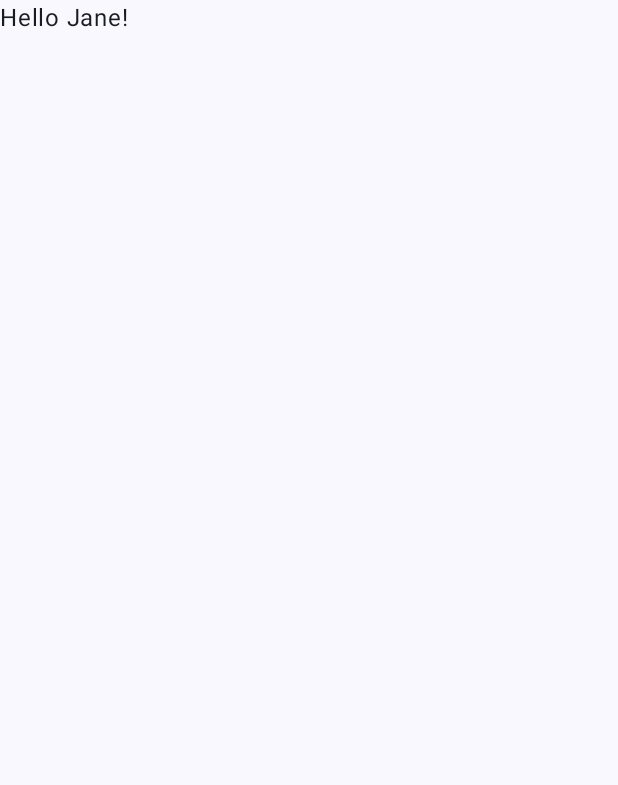
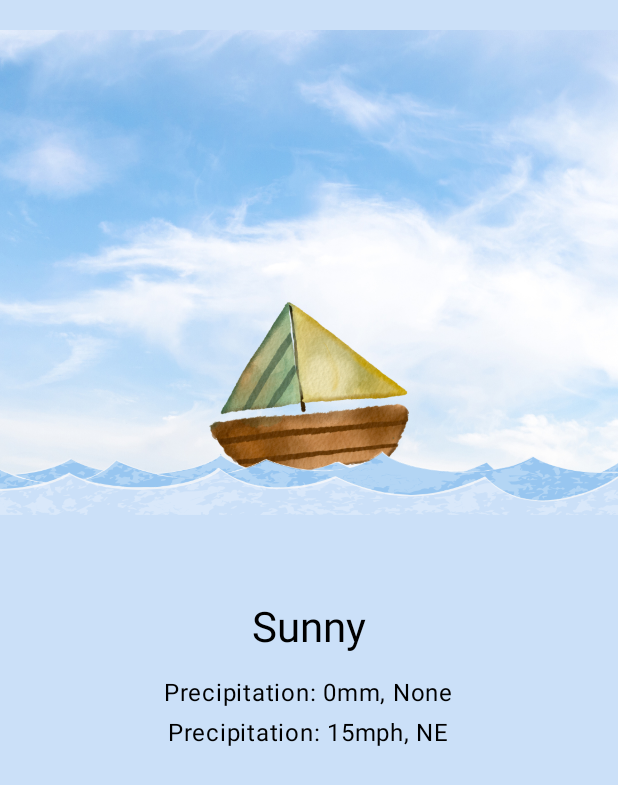
Before and after one commit to LadyJane1114/RedSky, an Android app built with Jetpack Compose: the screen it shows after launch (MainActivity), on a phone screen of 412 x 824 dp. Before the commit the part shown is almost empty. Shown: the top 785 px of the screen. Run offline under Robolectric (Android 15) with nearby library versions, the phone set to English and light mode, and no system bars.

Commit message:
Started on the CurrentWeather screen, but need to add more detail, and would like to add a feature that allows the app to read the time of day to make the backgrounds more dynamic. If that is within the scope of the project.

```diff
--- a/app/src/main/java/com/example/redsky/MainActivity.kt
+++ b/app/src/main/java/com/example/redsky/MainActivity.kt
@@ -1,39 +1,48 @@
 package com.example.redsky
 
+import android.os.Build
 import android.os.Bundle
 import androidx.activity.ComponentActivity
 import androidx.activity.compose.setContent
 import androidx.activity.enableEdgeToEdge
-import androidx.compose.foundation.layout.fillMaxSize
-import androidx.compose.foundation.layout.padding
-import androidx.compose.material3.Scaffold
+
+import androidx.compose.material3.MaterialTheme
 import androidx.compose.material3.Text
 import androidx.compose.runtime.Composable
 import androidx.compose.ui.Modifier
-import androidx.compose.ui.tooling.preview.Preview
+import com.example.redsky.models.Current
+import com.example.redsky.ui.screens.CurrentWeather
 import com.example.redsky.ui.theme.RedSkyTheme
 
 class MainActivity : ComponentActivity() {
     override fun onCreate(savedInstanceState: Bundle?) {
         super.onCreate(savedInstanceState)
         enableEdgeToEdge()
+//need to add some sort of way for the app to tell what time of day it is if I want to include my nighttime backgrounds. Also need to include some snow backgrounds because I forgot!! oopsie
+        val sampleCurrent = Current(
+            weatherImageRes = R.drawable.afternoon_sunny,
+            condition = "Sunny",
+//            temperature = Temperature(current = 25),
+            precipitationAmount = 0,
+            precipitationType = "None",
+            windDirection = "NE",
+            windSpeed = 15
+//            weatherImageRes = R.drawable.day_rain,
+//            condition = "Rainy",
+////            temperature = Temperature(current = 25),
+//            precipitationAmount = 100,
+//            precipitationType = "Rain",
+//            windDirection = "NW",
+//            windSpeed = 20
+        )
+
         setContent {
             RedSkyTheme {
-                Scaffold(modifier = Modifier.fillMaxSize()) { innerPadding ->
-                    Greeting(
-                        name = "Jane",
-                        modifier = Modifier.padding(innerPadding)
-                    )
+                MaterialTheme {
+                    CurrentWeather(current = sampleCurrent)
                 }
+
             }
         }
     }
 }
-
-@Composable
-fun Greeting(name: String, modifier: Modifier = Modifier) {
-    Text(
-        text = "Hello $name!",
-        modifier = modifier
-    )
-}
--- a/app/src/main/java/com/example/redsky/models/Weather.kt
+++ b/app/src/main/java/com/example/redsky/models/Weather.kt
@@ -1,6 +1,8 @@
 package com.example.redsky.models
 
 import android.health.connect.datatypes.units.Temperature
+import androidx.annotation.DrawableRes
+import com.example.redsky.MainActivity
 
 data class Weather (
     val current: Current,
@@ -8,9 +10,9 @@ data class Weather (
 )
 
 data class Current (
-    val weatherImage: String,
+    @DrawableRes val weatherImageRes: Int,
     val condition: String,
-    val temperature: Temperature,
+//    val temperature: MainActivity.Temperature,
     val precipitationAmount: Int,
     val precipitationType: String,
     val windDirection: String,
@@ -19,9 +21,9 @@ data class Current (
 
 data class Forecast (
     val date: String,
-    val weatherImage: String,
-    val temperatureHigh: Temperature,
-    val temperatureLow: Temperature,
+    @DrawableRes val weatherImageRes: Int,
+//    val temperatureHigh: Temperature,
+//    val temperatureLow: Temperature,
     val condition: String,
     val precipitationAmount: Int,
     val precipitationType: String,
--- a/app/src/main/java/com/example/redsky/ui/screens/CurrentWeather.kt
+++ b/app/src/main/java/com/example/redsky/ui/screens/CurrentWeather.kt
@@ -1 +1,91 @@
 package com.example.redsky.ui.screens
+
+import android.R
+import androidx.compose.foundation.Image
+import androidx.compose.foundation.background
+import androidx.compose.foundation.layout.Box
+import androidx.compose.foundation.layout.Column
+import androidx.compose.foundation.layout.Spacer
+import androidx.compose.foundation.layout.fillMaxSize
+import androidx.compose.foundation.layout.fillMaxWidth
+import androidx.compose.foundation.layout.height
+import androidx.compose.foundation.layout.padding
+import androidx.compose.foundation.layout.size
+import androidx.compose.material3.MaterialTheme
+import androidx.compose.material3.Text
+import androidx.compose.runtime.Composable
+import androidx.compose.ui.Alignment
+import androidx.compose.ui.Modifier
+import androidx.compose.ui.graphics.Color
+import androidx.compose.ui.res.painterResource
+import androidx.compose.ui.text.TextStyle
+import androidx.compose.ui.unit.dp
+import com.example.redsky.models.Current
+import com.example.redsky.ui.theme.DayRain
+import com.example.redsky.ui.theme.SunnyBlue
+
+fun getBackgroundColor(condition:String): Color {
+    return when (condition.lowercase()) {
+        "sunny" -> SunnyBlue
+        "rainy" -> DayRain
+        else -> Color.White
+    }
+}
+
+fun getTextColor(condition: String): Color {
+    return when (condition.lowercase()) {
+        "sunny" -> Color.Black
+        "rainy" -> Color.White
+        else -> Color.Black
+    }
+}
+@Composable
+fun CurrentWeather(current: Current) {
+    val backgroundColor = getBackgroundColor(current.condition)
+    val textColor = getTextColor(current.condition)
+
+    Box(
+        modifier = Modifier
+            .fillMaxSize()
+            .background(backgroundColor)
+    ) {
+        Column(horizontalAlignment = Alignment.CenterHorizontally) {
+            Image(
+                painter = painterResource(id = current.weatherImageRes),
+                contentDescription = current.condition,
+                modifier = Modifier
+                    .fillMaxWidth()
+                    .padding(0.dp, 20.dp)
+            )
+            Text(
+                text = current.condition,
+                style = MaterialTheme.typography.headlineMedium,
+                color = textColor
+                )
+
+            Spacer(modifier = Modifier.height(8.dp))
+
+//        Text(
+//            text = "Temperature: ${current.temperature}°C",
+//            style = MaterialTheme.typography.bodyLarge
+//        )
+
+            Spacer(modifier = Modifier.height(8.dp))
+
+            Text(
+                text = "Precipitation: ${current.precipitationAmount}mm, ${current.precipitationType}",
+                style = MaterialTheme.typography.bodyLarge,
+                color = textColor
+            )
+
+            Spacer(modifier = Modifier.height(8.dp))
+
+            Text(
+                text = "Precipitation: ${current.windSpeed}mph, ${current.windDirection}",
+                style = MaterialTheme.typography.bodyLarge,
+                color = textColor
+            )
+
+        }
+    }
+}
--- a/app/src/main/java/com/example/redsky/ui/theme/Color.kt
+++ b/app/src/main/java/com/example/redsky/ui/theme/Color.kt
@@ -9,3 +9,11 @@ val Pink80 = Color(0xFFEFB8C8)
 val Purple40 = Color(0xFF6650a4)
 val PurpleGrey40 = Color(0xFF625b71)
 val Pink40 = Color(0xFF7D5260)
+
+val SunnyBlue = Color(0xFFCBE0F8)
+val DayRain = Color(0xFF313B42)
+val Midnight = Color(0xFF14161C)
+val NightRain = Color(0xFF2C2932)
+val Twilight = Color(0xFF32251E)
+val Sunrise = Color(0xFFED9A77)
+val Sunset = Color(0xFF703840)
```
Also changed, not shown: app/src/main/res/drawable/afternoon_sunny.png (added), app/src/main/res/drawable/day_rain.png (added), app/src/main/res/drawable/midnight_sunny.png (added), app/src/main/res/drawable/night_rain.png (added), app/src/main/res/drawable/night_sunny.png (added), app/src/main/res/drawable/sunrise.png (added), app/src/main/res/drawable/sunset.png (added).
